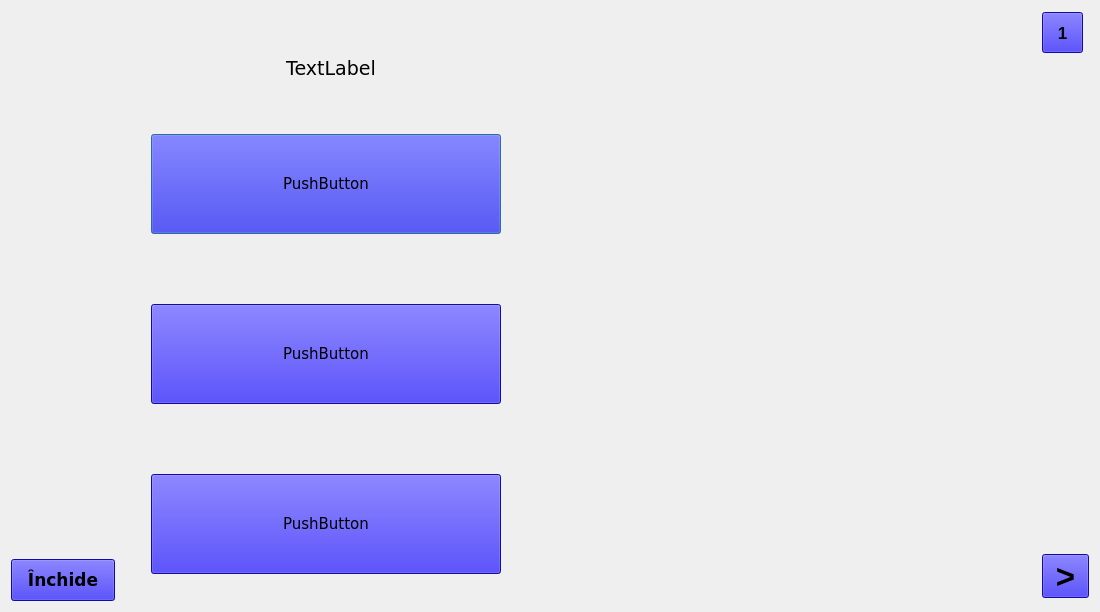
Old version of the form src/quiz.ui in the repository TeofanG/AutoLearn.
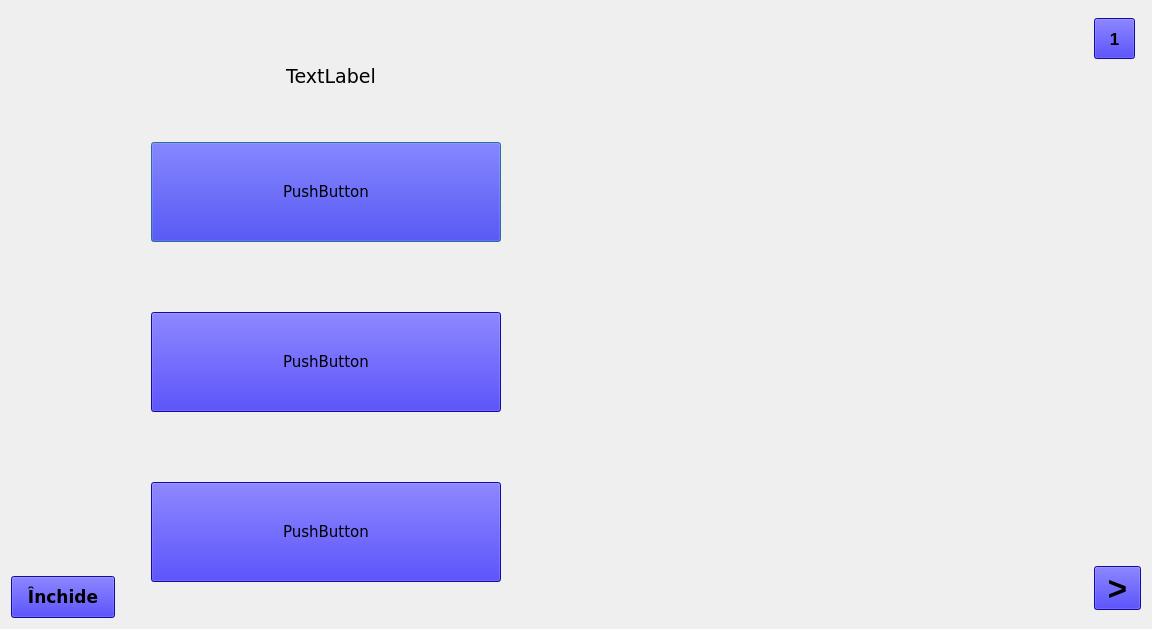
New version of the form. Icons and pictures are not drawn.

```diff
--- a/src/quiz.ui
+++ b/src/quiz.ui
@@ -9,8 +9,8 @@
    <rect>
     <x>0</x>
     <y>0</y>
-    <width>1100</width>
-    <height>612</height>
+    <width>1152</width>
+    <height>629</height>
    </rect>
   </property>
   <property name="windowTitle">
```
